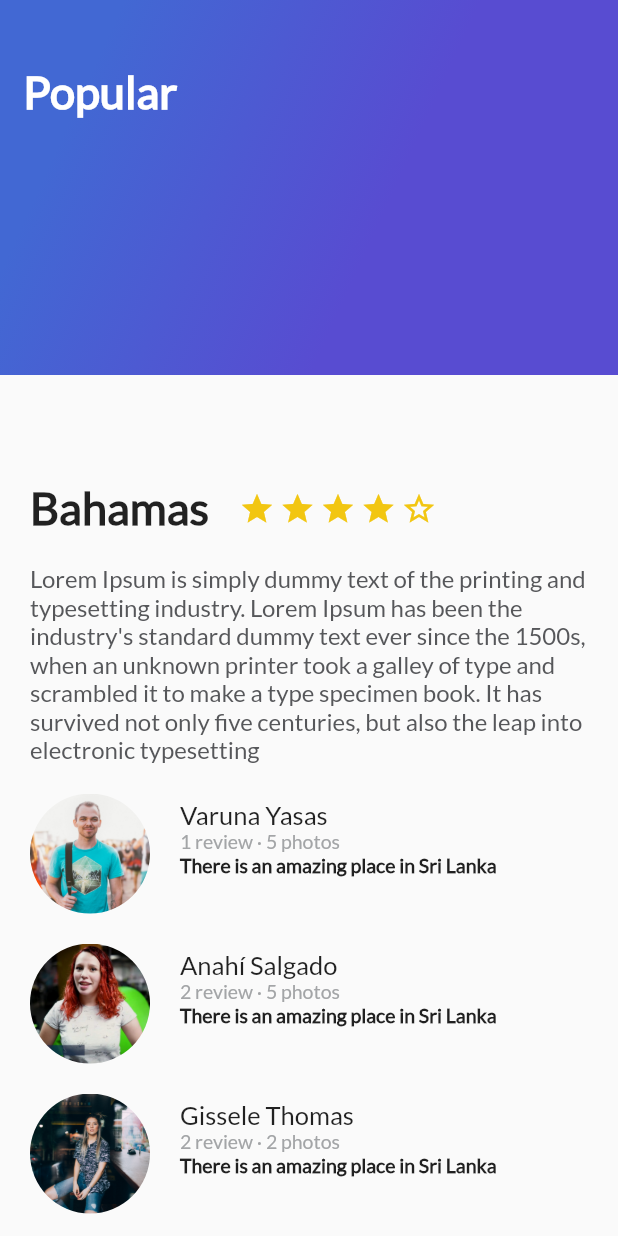
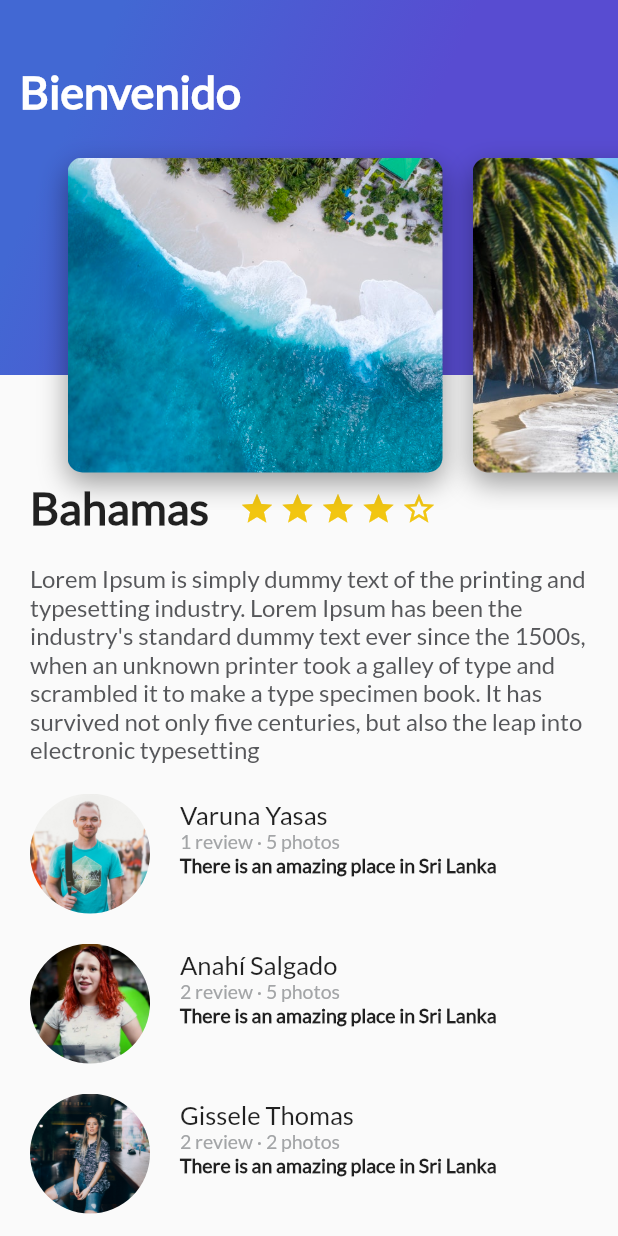
Before and after one commit to KatherinAguilera/flutterApp, a Flutter app: the screen it shows after launch, on a phone screen of 412 x 824 dp. Run offline on Flutter 3.47's test engine with Material 2 defaults, Android fonts, the phone set to English and light mode, and no system bars.

```diff
--- /dev/null
+++ b/lib/card_image_list.dart
@@ -0,0 +1,26 @@
+import 'package:flutter/material.dart';
+import 'card_image.dart';
+
+class CardImageList extends StatelessWidget {
+
+  @override
+  Widget build(BuildContext context) {
+    // TODO: implement build
+    return Container(
+      height: 340.0,
+      child: ListView(
+        padding: EdgeInsets.all(25.0),
+        scrollDirection: Axis.horizontal,
+        children: <Widget>[
+          CardImage("assets/img/beach.jpeg"),
+          CardImage("assets/img/beach_palm.jpeg"),
+          CardImage("assets/img/mountain.jpeg"),
+          CardImage("assets/img/mountain_stars.jpeg"),
+          CardImage("assets/img/river.jpeg"),
+          CardImage("assets/img/sunset.jpeg"),
+        ],
+      ),
+    );
+  }
+
+}
--- /dev/null
+++ b/lib/header_appbar.dart
@@ -0,0 +1,17 @@
+import 'package:flutter/material.dart';
+import 'gradient_back.dart';
+import 'card_image_list.dart';
+
+class HeaderAppBar extends StatelessWidget {
+  @override
+  Widget build(BuildContext context) {
+    // TODO: implement build
+    return Stack(
+      children: <Widget>[
+        GradientBack("Bienvenido"),
+        CardImageList()
+      ],
+    );
+  }
+
+}
--- a/lib/main.dart
+++ b/lib/main.dart
@@ -2,6 +2,7 @@ import 'package:flutter/material.dart';
 import 'description_place.dart';
 import 'review_list.dart';
 import 'gradient_back.dart';
+import 'header_appbar.dart';
 // import 'package:flutter/services.dart';
 
 void main() => runApp(MyApp());
@@ -18,12 +19,10 @@ class MyApp extends StatelessWidget {
       theme: ThemeData(
         primarySwatch: Colors.deepOrange,
       ),
-     home: Scaffold(
+    home: Scaffold(
         //body: new DescriptionPlace("Bahamas", 4, descriptionDummy),
-        // Stack mostrar lista por debajo del gradient
         body: Stack(
           children: <Widget>[
-            // generar una lista para que haga scroll
             ListView(
               children: <Widget>[
                 DescriptionPlace("Bahamas", 4, descriptionDummy),
@@ -31,7 +30,7 @@ class MyApp extends StatelessWidget {
 
               ],
             ),
-            GradientBack("Popular")
+            HeaderAppBar()
           ],
         ),
       )//MyHomePage(title: 'Flutter Demo Home Page'),
```
